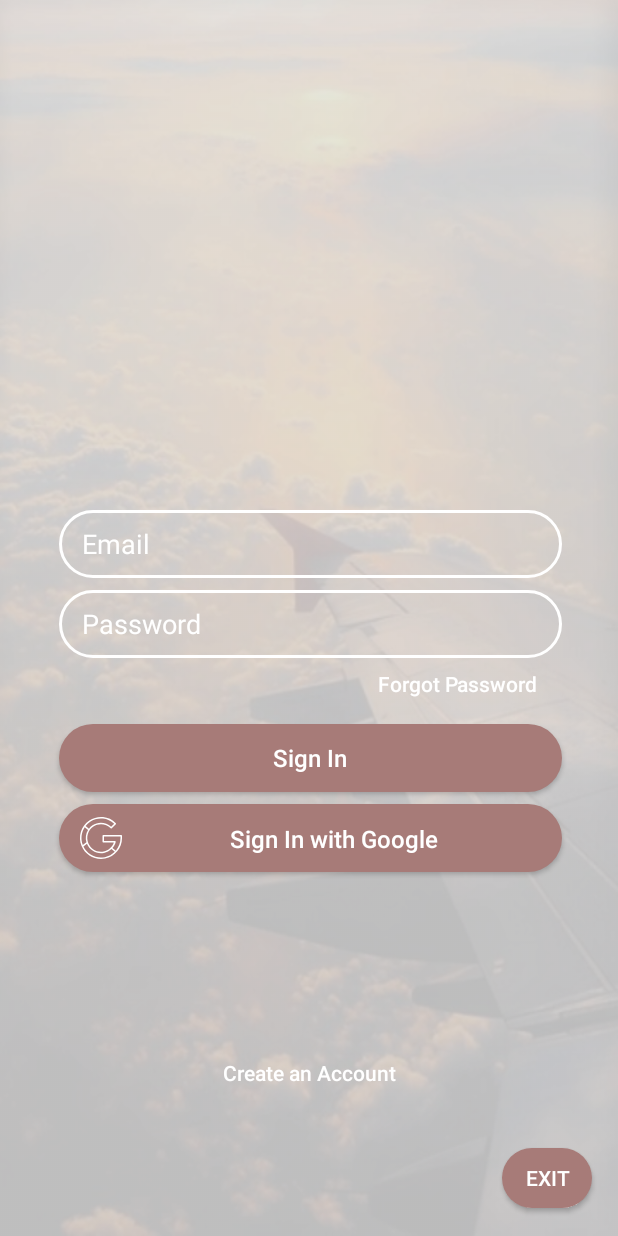
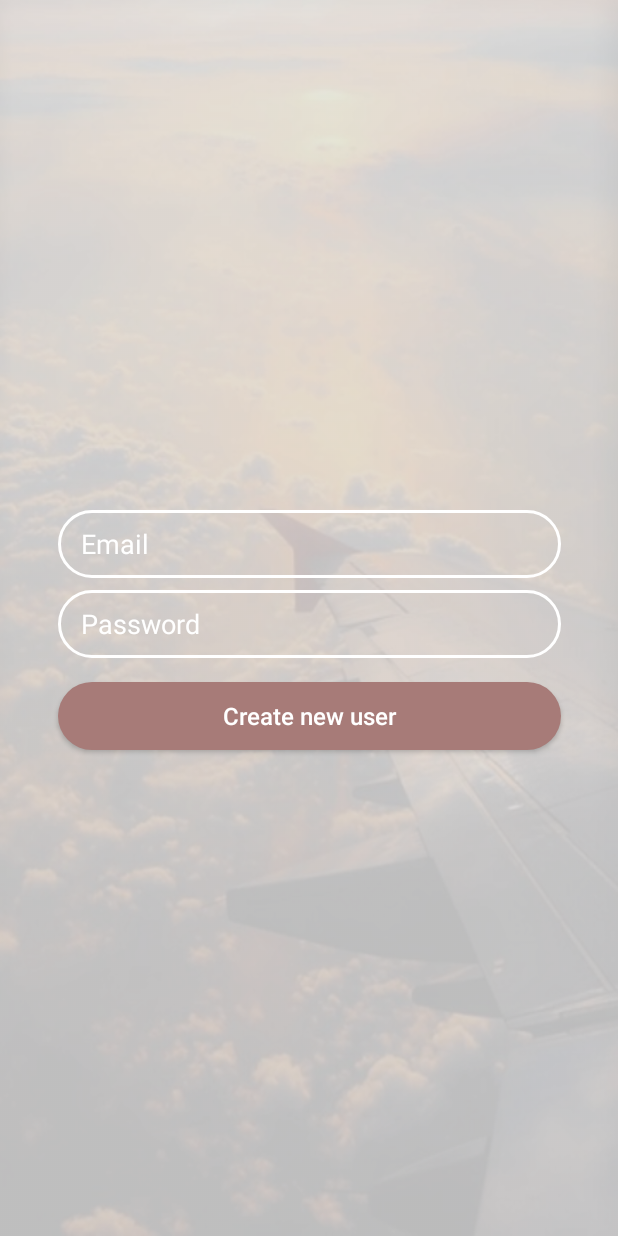
Before and after one commit to davidrmsevilla/Traveller, an Android app: the screen it shows after launch (MainActivity before the commit, RegisterActivity after it), after a tap on "Create an Account", on a phone screen of 412 x 824 dp. Run offline under Robolectric (Android 15) with nearby library versions, the phone set to English and light mode, and no system bars; our stand-ins replace Firebase (no records; nobody signed in at launch, a user with empty details on screens opened directly).

Commit message:
Añadida activity registro usuario

```diff
--- a/app/src/main/AndroidManifest.xml
+++ b/app/src/main/AndroidManifest.xml
@@ -9,7 +9,8 @@
         android:roundIcon="@mipmap/ic_launcher_round"
         android:supportsRtl="true"
         android:theme="@style/Theme.AppCompat.Light.NoActionBar">
-        <activity android:name=".ForgotActivity"></activity>
+        <activity android:name=".RegisterActivity"></activity>
+        <activity android:name=".ForgotActivity" />
         <activity android:name=".HomeActivity" />
         <activity android:name=".SplashActivity">
             <intent-filter>
--- a/app/src/main/java/com/davidrm/traveller/HomeActivity.java
+++ b/app/src/main/java/com/davidrm/traveller/HomeActivity.java
@@ -35,5 +35,10 @@ public class HomeActivity extends AppCompatActivity implements View.OnClickListe
         logoutUsuario();
     }
 
+    @Override
+    public void onBackPressed() {
+
+    }
+
 
 }
--- a/app/src/main/java/com/davidrm/traveller/MainActivity.java
+++ b/app/src/main/java/com/davidrm/traveller/MainActivity.java
@@ -75,49 +75,6 @@ public class MainActivity extends AppCompatActivity implements View.OnClickListe
 
 
         configGoogle();
-    }
-
-
-
-    private void registrarUsuario() {
-
-        //Obtenemos el email y la contraseña desde las cajas de texto
-        String email = txtEmail.getText().toString().trim(); //trim para eliminar espacios
-        String password = txtPassword.getText().toString().trim();
-
-        if (TextUtils.isEmpty(email)) {
-            Toast.makeText(this, "Se debe ingresar un email", Toast.LENGTH_LONG).show();
-            return;
-        }
-
-        if (TextUtils.isEmpty(password)) {
-            Toast.makeText(this, "Falta ingresar la contraseña", Toast.LENGTH_LONG).show();
-            return;
-        }
-
-        progressDialog.setMessage("Realizando registro en línea...");
-        progressDialog.setCanceledOnTouchOutside(false);
-        progressDialog.show();
-
-        //creamos el nuevo usuario
-
-        firebaseAuth.createUserWithEmailAndPassword(email, password)
-                .addOnCompleteListener(this, new OnCompleteListener<AuthResult>() {
-                    @Override
-                    public void onComplete(@NonNull Task<AuthResult> task) {
-                        //comprobamos que la operacion se realiza correctamente
-                        if (task.isSuccessful()) {
-                            Toast.makeText(MainActivity.this, "Se ha registrado el email"
-                                    , Toast.LENGTH_LONG).show();
-                            ;
-                        } else {
-                            Toast.makeText(MainActivity.this
-                                    , "No se pudo registrar el usuario", Toast.LENGTH_LONG).show();
-                        }
-                        progressDialog.dismiss();
-                    }
-                });
-
     }
 
     private void loguearUsuario() {
@@ -242,13 +199,14 @@ public class MainActivity extends AppCompatActivity implements View.OnClickListe
                 });
     }
 
-
     @Override
     public void onClick(View v) {
 
+        //Intent intent;
+
         switch (v.getId()) {
             case R.id.buttonRegistro:
-                registrarUsuario();
+                startActivity(new Intent(getApplicationContext(),RegisterActivity.class));
                 break;
             case R.id.buttonLogin:
                 loguearUsuario();
@@ -259,8 +217,7 @@ public class MainActivity extends AppCompatActivity implements View.OnClickListe
                 break;
 
             case R.id.buttonForgotPassword:
-                Intent intent = new Intent(getApplicationContext(),ForgotActivity.class);
-                startActivity(intent);
+                startActivity(new Intent(getApplicationContext(),ForgotActivity.class));
                 break;
 
             case R.id.buttonExit:
@@ -270,6 +227,10 @@ public class MainActivity extends AppCompatActivity implements View.OnClickListe
 
     }
 
+    @Override
+    public void onBackPressed() {
+
+    }
 
 
 
--- /dev/null
+++ b/app/src/main/java/com/davidrm/traveller/RegisterActivity.java
@@ -0,0 +1,99 @@
+package com.davidrm.traveller;
+
+import androidx.annotation.NonNull;
+import androidx.appcompat.app.AppCompatActivity;
+
+import android.app.ProgressDialog;
+import android.content.Intent;
+import android.os.Bundle;
+import android.text.TextUtils;
+import android.view.View;
+import android.widget.Button;
+import android.widget.EditText;
+import android.widget.Toast;
+
+import com.google.android.gms.tasks.OnCompleteListener;
+import com.google.android.gms.tasks.Task;
+import com.google.firebase.auth.AuthResult;
+import com.google.firebase.auth.FirebaseAuth;
+
+public class RegisterActivity extends AppCompatActivity implements View.OnClickListener{
+
+    private EditText txtEmail;
+    private EditText txtPassword;
+    private Button btnRegister;
+    private ProgressDialog progressDialog;
+    private FirebaseAuth firebaseAuth;
+
+
+    @Override
+    protected void onCreate(Bundle savedInstanceState) {
+        super.onCreate(savedInstanceState);
+        setContentView(R.layout.activity_register);
+
+        firebaseAuth = FirebaseAuth.getInstance();
+
+
+        txtEmail = findViewById(R.id.editTextEmail);
+        txtPassword = findViewById(R.id.editTextpassword);
+        btnRegister = findViewById(R.id.buttonRegister);
+
+        btnRegister.setOnClickListener(this);
+
+        progressDialog = new ProgressDialog(this);
+
+
+    }
+
+    private void registrarUsuario() {
+
+        //Obtenemos el email y la contraseña desde las cajas de texto
+        String email = txtEmail.getText().toString().trim(); //trim para eliminar espacios
+        String password = txtPassword.getText().toString().trim();
+
+        if (TextUtils.isEmpty(email)) {
+            Toast.makeText(this, "Se debe ingresar un email", Toast.LENGTH_LONG).show();
+            return;
+        }
+
+        if (TextUtils.isEmpty(password)) {
+            Toast.makeText(this, "Falta ingresar la contraseña", Toast.LENGTH_LONG).show();
+            return;
+        }
+
+        progressDialog.setMessage("Realizando registro en línea...");
+        progressDialog.setCanceledOnTouchOutside(false);
+        progressDialog.show();
+
+        //creamos el nuevo usuario
+
+        firebaseAuth.createUserWithEmailAndPassword(email, password)
+                .addOnCompleteListener(this, new OnCompleteListener<AuthResult>() {
+                    @Override
+                    public void onComplete(@NonNull Task<AuthResult> task) {
+                        //comprobamos que la operacion se realiza correctamente
+                        if (task.isSuccessful()) {
+                            Toast.makeText(RegisterActivity.this, "Se ha registrado el usuario"
+                                    , Toast.LENGTH_LONG).show();
+
+                            Intent intent = new Intent(getApplicationContext(),MainActivity.class);
+                            startActivity(intent);
+
+                        } else {
+                            Toast.makeText(RegisterActivity.this
+                                    , "No se pudo registrar el usuario", Toast.LENGTH_LONG).show();
+                        }
+                        progressDialog.dismiss();
+                    }
+                });
+
+    }
+
+    @Override
+    public void onClick(View v) {
+        registrarUsuario();
+
+    }
+
+
+}
--- /dev/null
+++ b/app/src/main/res/layout/activity_register.xml
@@ -0,0 +1,62 @@
+<?xml version="1.0" encoding="utf-8"?>
+<androidx.constraintlayout.widget.ConstraintLayout xmlns:android="http://schemas.android.com/apk/res/android"
+    xmlns:app="http://schemas.android.com/apk/res-auto"
+    xmlns:tools="http://schemas.android.com/tools"
+    android:layout_width="match_parent"
+    android:layout_height="match_parent"
+    tools:context=".RegisterActivity"
+    android:background="@drawable/fondo_ala">
+
+    <EditText
+        android:id="@+id/editTextEmail"
+        android:layout_width="335dp"
+        android:layout_height="45dp"
+        android:layout_marginTop="340dp"
+        android:background="@drawable/linea_boton_w"
+        android:ems="10"
+        android:fontFamily="sans-serif"
+        android:hint="Email"
+        android:textColor="@color/white"
+        android:inputType="textEmailAddress"
+        android:paddingLeft="15dp"
+        android:textColorHint="@color/white"
+        app:layout_constraintEnd_toEndOf="parent"
+        app:layout_constraintStart_toStartOf="parent"
+        app:layout_constraintTop_toTopOf="parent" />
+
+    <EditText
+        android:id="@+id/editTextpassword"
+        android:layout_width="335dp"
+        android:layout_height="45dp"
+        android:layout_marginTop="8dp"
+        android:ems="10"
+        android:hint="Password"
+        android:textColor="@color/white"
+        android:background="@drawable/linea_boton_w"
+        android:textColorHint="@color/white"
+        android:textStyle=""
+        android:paddingLeft="15dp"
+        android:fontFamily="sans-serif"
+        android:inputType="textPassword"
+        app:layout_constraintEnd_toEndOf="parent"
+        app:layout_constraintStart_toStartOf="parent"
+        app:layout_constraintTop_toBottomOf="@+id/editTextEmail" />
+
+    <Button
+        android:id="@+id/buttonRegister"
+        android:layout_width="335dp"
+        android:layout_height="45dp"
+        android:layout_marginTop="16dp"
+        android:background="@drawable/fondo_boton"
+        android:text="Create new user"
+        android:textAllCaps="false"
+        android:textColor="@color/white"
+        android:textSize="16sp"
+        app:layout_constraintEnd_toEndOf="parent"
+        app:layout_constraintStart_toStartOf="parent"
+        app:layout_constraintTop_toBottomOf="@+id/editTextpassword" />
+
+
+
+
+</androidx.constraintlayout.widget.ConstraintLayout>
```
